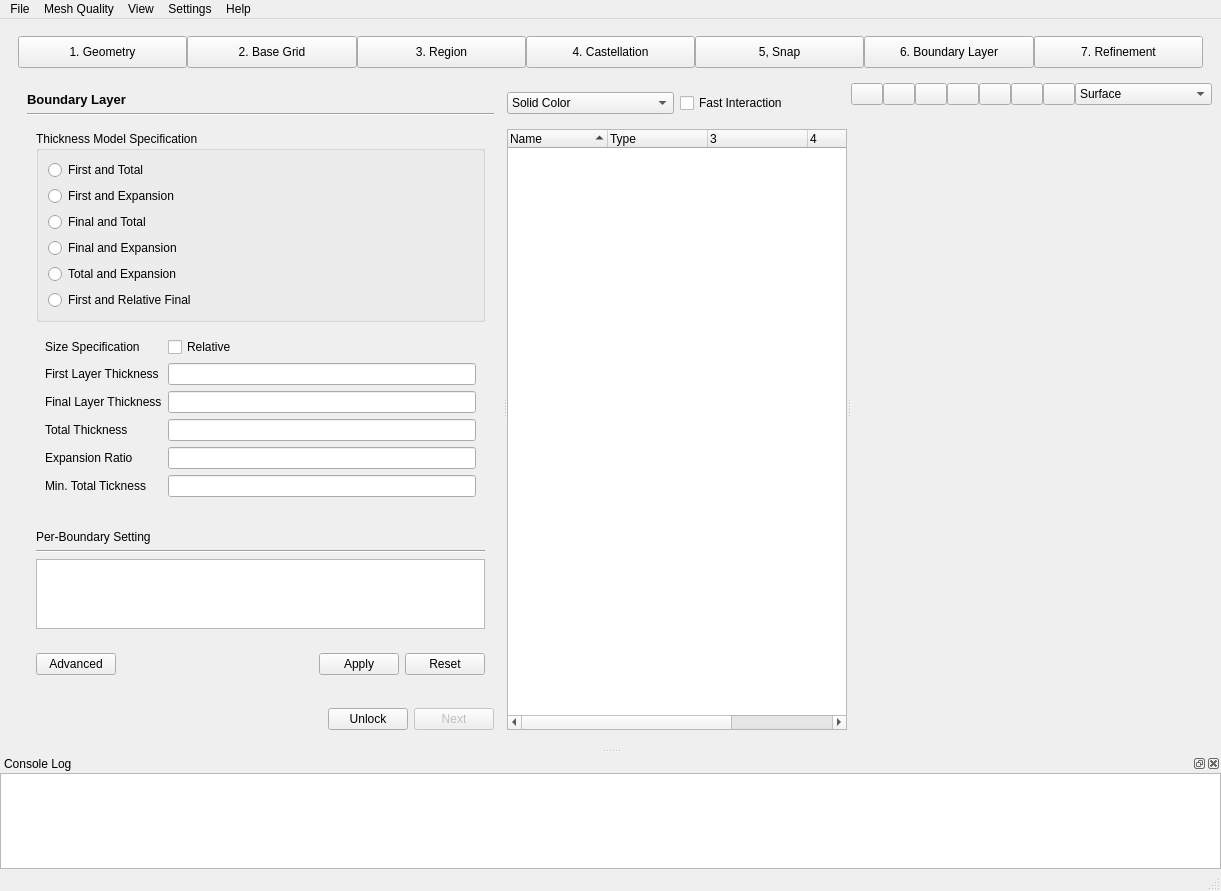
nextfoam/baram, file view/main_window/main_window.ui: the form before one commit.
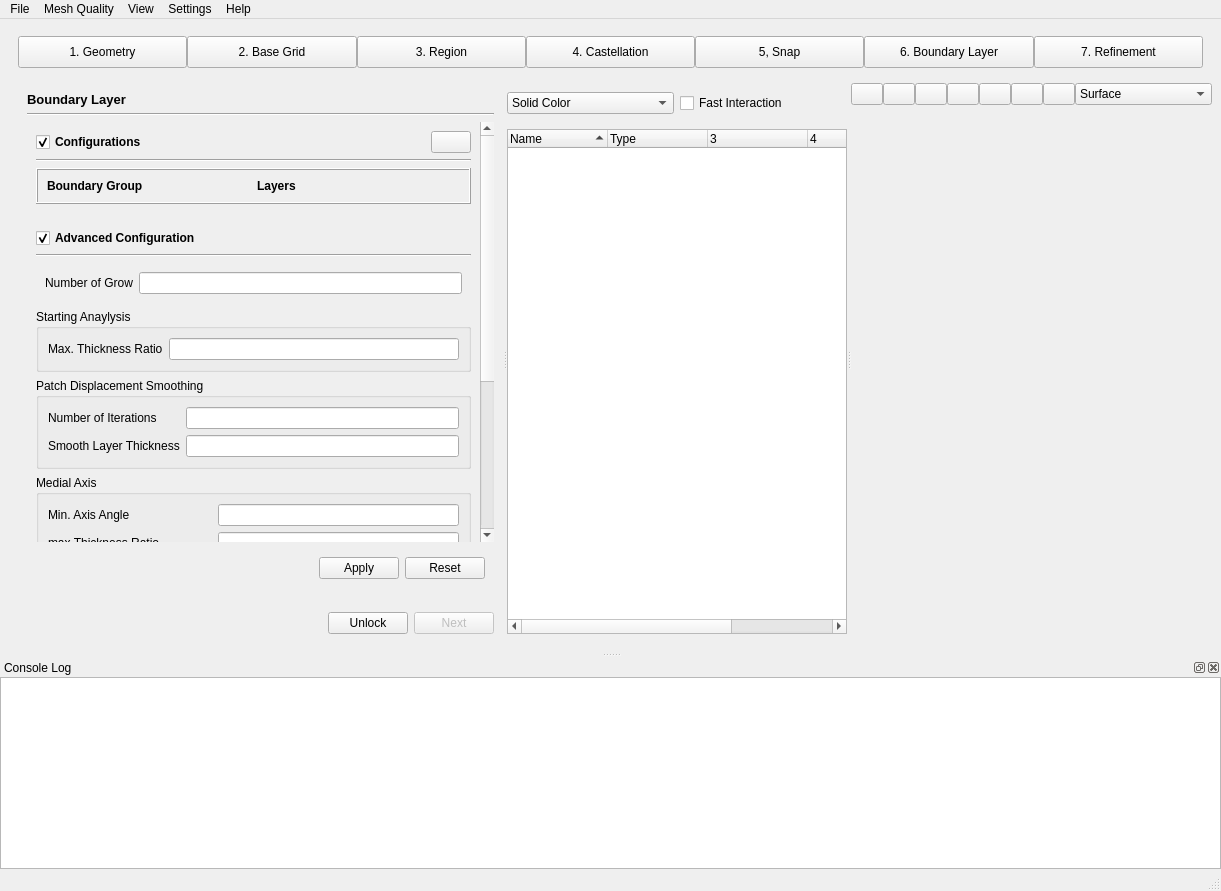
The form after the commit. The open tabs and pages were chosen to show the change. Icons and pictures are not drawn. Custom widgets are drawn as their Qt base class.

Commit message: Boundary Layer 스텝 화면 구성 변경

```diff
--- a/view/main_window/main_window.ui
+++ b/view/main_window/main_window.ui
@@ -1590,220 +1590,373 @@
                 </widget>
                </item>
                <item>
-                <widget class="QWidget" name="widget_10" native="true">
-                 <layout class="QVBoxLayout" name="verticalLayout_19">
-                  <item>
-                   <widget class="QGroupBox" name="groupBox_5">
-                    <property name="title">
-                     <string>Thickness Model Specification</string>
-                    </property>
-                    <layout class="QVBoxLayout" name="verticalLayout_21">
-                     <item>
-                      <widget class="QRadioButton" name="firstAndOverall">
-                       <property name="text">
-                        <string>First and Total</string>
-                       </property>
-                       <attribute name="buttonGroup">
-                        <string notr="true">thicknessModelSpecificationRadios</string>
-                       </attribute>
-                      </widget>
-                     </item>
-                     <item>
-                      <widget class="QRadioButton" name="firstAndExpansion">
-                       <property name="text">
-                        <string>First and Expansion</string>
-                       </property>
-                       <attribute name="buttonGroup">
-                        <string notr="true">thicknessModelSpecificationRadios</string>
-                       </attribute>
-                      </widget>
-                     </item>
-                     <item>
-                      <widget class="QRadioButton" name="finalAndOverall">
-                       <property name="text">
-                        <string>Final and Total</string>
-                       </property>
-                       <attribute name="buttonGroup">
-                        <string notr="true">thicknessModelSpecificationRadios</string>
-                       </attribute>
-                      </widget>
-                     </item>
-                     <item>
-                      <widget class="QRadioButton" name="finalAndExpansion">
-                       <property name="text">
-                        <string>Final and Expansion</string>
-                       </property>
-                       <attribute name="buttonGroup">
-                        <string notr="true">thicknessModelSpecificationRadios</string>
-                       </attribute>
-                      </widget>
-                     </item>
-                     <item>
-                      <widget class="QRadioButton" name="overallAndExpansion">
-                       <property name="text">
-                        <string>Total and Expansion</string>
-                       </property>
-                       <attribute name="buttonGroup">
-                        <string notr="true">thicknessModelSpecificationRadios</string>
-                       </attribute>
-                      </widget>
-                     </item>
-                     <item>
-                      <widget class="QRadioButton" name="firstAndRelativeFinal">
-                       <property name="text">
-                        <string>First and Relative Final</string>
-                       </property>
-                       <attribute name="buttonGroup">
-                        <string notr="true">thicknessModelSpecificationRadios</string>
-                       </attribute>
-                      </widget>
-                     </item>
-                    </layout>
-                   </widget>
-                  </item>
-                  <item>
-                   <widget class="QWidget" name="thickness" native="true">
-                    <layout class="QFormLayout" name="formLayout_7">
-                     <item row="0" column="0">
-                      <widget class="QLabel" name="label_31">
-                       <property name="text">
-                        <string>Size Specification</string>
-                       </property>
-                      </widget>
-                     </item>
-                     <item row="0" column="1">
-                      <widget class="QCheckBox" name="sizeSpecificationRelative">
-                       <property name="text">
-                        <string>Relative</string>
-                       </property>
-                      </widget>
-                     </item>
-                     <item row="1" column="0">
-                      <widget class="QLabel" name="label_32">
-                       <property name="text">
-                        <string>First Layer Thickness</string>
-                       </property>
-                      </widget>
-                     </item>
-                     <item row="1" column="1">
-                      <widget class="QLineEdit" name="firstLayerThickness"/>
-                     </item>
-                     <item row="2" column="1">
-                      <widget class="QLineEdit" name="finalLayerThickness"/>
-                     </item>
-                     <item row="2" column="0">
-                      <widget class="QLabel" name="label_33">
-                       <property name="text">
-                        <string>Final Layer Thickness</string>
-                       </property>
-                      </widget>
-                     </item>
-                     <item row="3" column="0">
-                      <widget class="QLabel" name="label_34">
-                       <property name="text">
-                        <string>Total Thickness</string>
-                       </property>
-                      </widget>
-                     </item>
-                     <item row="3" column="1">
-                      <widget class="QLineEdit" name="totalThickness"/>
-                     </item>
-                     <item row="4" column="0">
-                      <widget class="QLabel" name="label_35">
-                       <property name="text">
-                        <string>Expansion Ratio</string>
-                       </property>
-                      </widget>
-                     </item>
-                     <item row="4" column="1">
-                      <widget class="QLineEdit" name="expansionRatio"/>
-                     </item>
-                     <item row="5" column="0">
-                      <widget class="QLabel" name="label_36">
-                       <property name="text">
-                        <string>Min. Total Tickness</string>
-                       </property>
-                      </widget>
-                     </item>
-                     <item row="5" column="1">
-                      <widget class="QLineEdit" name="minTotalTickness"/>
-                     </item>
-                    </layout>
-                   </widget>
-                  </item>
-                 </layout>
-                </widget>
-               </item>
-               <item>
-                <widget class="QWidget" name="widget_15" native="true">
-                 <layout class="QVBoxLayout" name="verticalLayout_20">
-                  <item>
-                   <widget class="QLabel" name="label_30">
-                    <property name="text">
-                     <string>Per-Boundary Setting</string>
-                    </property>
-                   </widget>
-                  </item>
-                  <item>
-                   <widget class="Line" name="line_10">
-                    <property name="orientation">
-                     <enum>Qt::Horizontal</enum>
-                    </property>
-                   </widget>
-                  </item>
-                  <item>
-                   <widget class="QTreeWidget" name="layers">
-                    <property name="editTriggers">
-                     <set>QAbstractItemView::NoEditTriggers</set>
-                    </property>
-                    <property name="rootIsDecorated">
-                     <bool>false</bool>
-                    </property>
-                    <property name="itemsExpandable">
-                     <bool>false</bool>
-                    </property>
-                    <property name="expandsOnDoubleClick">
-                     <bool>false</bool>
-                    </property>
-                    <property name="columnCount">
-                     <number>3</number>
-                    </property>
-                    <attribute name="headerVisible">
-                     <bool>false</bool>
-                    </attribute>
-                    <attribute name="headerStretchLastSection">
-                     <bool>false</bool>
-                    </attribute>
-                    <column>
-                     <property name="text">
-                      <string>1</string>
-                     </property>
-                    </column>
-                    <column>
-                     <property name="text">
-                      <string notr="true">2</string>
-                     </property>
-                    </column>
-                    <column>
-                     <property name="text">
-                      <string notr="true">3</string>
-                     </property>
-                    </column>
-                   </widget>
-                  </item>
-                 </layout>
+                <widget class="QScrollArea" name="scrollArea_3">
+                 <property name="frameShape">
+                  <enum>QFrame::NoFrame</enum>
+                 </property>
+                 <property name="widgetResizable">
+                  <bool>true</bool>
+                 </property>
+                 <widget class="QWidget" name="scrollAreaWidgetContents_2">
+                  <property name="geometry">
+                   <rect>
+                    <x>0</x>
+                    <y>-135</y>
+                    <width>445</width>
+                    <height>655</height>
+                   </rect>
+                  </property>
+                  <layout class="QVBoxLayout" name="verticalLayout_20">
+                   <property name="leftMargin">
+                    <number>0</number>
+                   </property>
+                   <property name="topMargin">
+                    <number>0</number>
+                   </property>
+                   <property name="rightMargin">
+                    <number>0</number>
+                   </property>
+                   <property name="bottomMargin">
+                    <number>0</number>
+                   </property>
+                   <item>
+                    <widget class="QWidget" name="widget_29" native="true">
+                     <layout class="QVBoxLayout" name="verticalLayout_29">
+                      <item>
+                       <widget class="QWidget" name="widget_30" native="true">
+                        <layout class="QHBoxLayout" name="horizontalLayout_16">
+                         <property name="leftMargin">
+                          <number>0</number>
+                         </property>
+                         <property name="topMargin">
+                          <number>0</number>
+                         </property>
+                         <property name="rightMargin">
+                          <number>0</number>
+                         </property>
+                         <property name="bottomMargin">
+                          <number>0</number>
+                         </property>
+                         <item>
+                          <widget class="FolderHeader" name="boundaryLayerConfigurationsHeader">
+                           <property name="sizePolicy">
+                            <sizepolicy hsizetype="Expanding" vsizetype="Fixed">
+                             <horstretch>0</horstretch>
+                             <verstretch>0</verstretch>
+                            </sizepolicy>
+                           </property>
+                           <property name="font">
+                            <font>
+                             <bold>true</bold>
+                            </font>
+                           </property>
+                           <property name="text">
+                            <string>Configurations</string>
+                           </property>
+                           <property name="checked">
+                            <bool>true</bool>
+                           </property>
+                          </widget>
+                         </item>
+                         <item>
+                          <widget class="FlatPushButton" name="boundaryLayerConfigurationsAdd">
+                           <property name="text">
+                            <string/>
+                           </property>
+                           <property name="icon">
+                            <iconset resource="../../resource.qrc">
+                             <normaloff>:/icons/add-circle-outline.svg</normaloff>:/icons/add-circle-outline.svg</iconset>
+                           </property>
+                          </widget>
+                         </item>
+                        </layout>
+                       </widget>
+                      </item>
+                      <item>
+                       <widget class="Line" name="line_15">
+                        <property name="orientation">
+                         <enum>Qt::Horizontal</enum>
+                        </property>
+                       </widget>
+                      </item>
+                      <item>
+                       <widget class="ListTable" name="boundaryLayerConfigurations">
+                        <property name="styleSheet">
+                         <string notr="true"/>
+                        </property>
+                        <property name="frameShape">
+                         <enum>QFrame::Box</enum>
+                        </property>
+                        <property name="frameShadow">
+                         <enum>QFrame::Raised</enum>
+                        </property>
+                        <layout class="QGridLayout" name="gridLayout_3">
+                         <item row="0" column="1">
+                          <widget class="QLabel" name="label_47">
+                           <property name="font">
+                            <font>
+                             <bold>true</bold>
+                            </font>
+                           </property>
+                           <property name="text">
+                            <string>Layers</string>
+                           </property>
+                          </widget>
+                         </item>
+                         <item row="0" column="0">
+                          <widget class="QLabel" name="label_48">
+                           <property name="font">
+                            <font>
+                             <bold>true</bold>
+                            </font>
+                           </property>
+                           <property name="text">
+                            <string>Boundary Group</string>
+                           </property>
+                          </widget>
+                         </item>
+                        </layout>
+                       </widget>
+                      </item>
+                     </layout>
+                    </widget>
+                   </item>
+                   <item>
+                    <widget class="QWidget" name="widget_31" native="true">
+                     <layout class="QVBoxLayout" name="verticalLayout_30">
+                      <item>
+                       <widget class="QWidget" name="widget_32" native="true">
+                        <layout class="QHBoxLayout" name="horizontalLayout_17">
+                         <property name="leftMargin">
+                          <number>0</number>
+                         </property>
+                         <property name="topMargin">
+                          <number>0</number>
+                         </property>
+                         <property name="rightMargin">
+                          <number>0</number>
+                         </property>
+                         <property name="bottomMargin">
+                          <number>0</number>
+                         </property>
+                         <item>
+                          <widget class="FolderHeader" name="boundaryLayerAdvancedConfigurationHeader">
+                           <property name="sizePolicy">
+                            <sizepolicy hsizetype="Expanding" vsizetype="Fixed">
+                             <horstretch>0</horstretch>
+                             <verstretch>0</verstretch>
+                            </sizepolicy>
+                           </property>
+                           <property name="font">
+                            <font>
+                             <bold>true</bold>
+                            </font>
+                           </property>
+                           <property name="text">
+                            <string>Advanced Configuration</string>
+                           </property>
+                           <property name="checked">
+                            <bool>true</bool>
+                           </property>
+                          </widget>
+                         </item>
+                        </layout>
+                       </widget>
+                      </item>
+                      <item>
+                       <widget class="Line" name="line_16">
+                        <property name="orientation">
+                         <enum>Qt::Horizontal</enum>
+                        </property>
+                       </widget>
+                      </item>
+                      <item>
+                       <widget class="QWidget" name="widget_10" native="true">
+                        <layout class="QVBoxLayout" name="verticalLayout_19">
+                         <property name="leftMargin">
+                          <number>0</number>
+                         </property>
+                         <property name="rightMargin">
+                          <number>0</number>
+                         </property>
+                         <item>
+                          <widget class="QWidget" name="widget_15" native="true">
+                           <layout class="QFormLayout" name="formLayout_7">
+                            <property name="topMargin">
+                             <number>0</number>
+                            </property>
+                            <item row="0" column="0">
+                             <widget class="QLabel" name="label_14">
+                              <property name="text">
+                               <string>Number of Grow</string>
+                              </property>
+                             </widget>
+                            </item>
+                            <item row="0" column="1">
+                             <widget class="QLineEdit" name="nGrow"/>
+                            </item>
+                           </layout>
+                          </widget>
+                         </item>
+                         <item>
+                          <widget class="QGroupBox" name="groupBox_5">
+                           <property name="title">
+                            <string>Starting Anaylysis</string>
+                           </property>
+                           <layout class="QFormLayout" name="formLayout_9">
+                            <item row="0" column="0">
+                             <widget class="QLabel" name="label_17">
+                              <property name="text">
+                               <string>Max. Thickness Ratio</string>
+                              </property>
+                             </widget>
+                            </item>
+                            <item row="0" column="1">
+                             <widget class="QLineEdit" name="maxFaceThicknessRatio"/>
+                            </item>
+                           </layout>
+                          </widget>
+                         </item>
+                         <item>
+                          <widget class="QGroupBox" name="groupBox_6">
+                           <property name="title">
+                            <string>Patch Displacement Smoothing</string>
+                           </property>
+                           <layout class="QFormLayout" name="formLayout_10">
+                            <item row="0" column="0">
+                             <widget class="QLabel" name="label_30">
+                              <property name="text">
+                               <string>Number of Iterations</string>
+                              </property>
+                             </widget>
+                            </item>
+                            <item row="0" column="1">
+                             <widget class="QLineEdit" name="nSmoothSurfaceNormals"/>
+                            </item>
+                            <item row="1" column="0">
+                             <widget class="QLabel" name="label_31">
+                              <property name="text">
+                               <string>Smooth Layer Thickness</string>
+                              </property>
+                             </widget>
+                            </item>
+                            <item row="1" column="1">
+                             <widget class="QLineEdit" name="nSmoothThickness"/>
+                            </item>
+                           </layout>
+                          </widget>
+                         </item>
+                         <item>
+                          <widget class="QGroupBox" name="groupBox_7">
+                           <property name="title">
+                            <string>Medial Axis</string>
+                           </property>
+                           <layout class="QFormLayout" name="formLayout_11">
+                            <item row="0" column="0">
+                             <widget class="QLabel" name="label_32">
+                              <property name="text">
+                               <string>Min. Axis Angle</string>
+                              </property>
+                             </widget>
+                            </item>
+                            <item row="0" column="1">
+                             <widget class="QLineEdit" name="minMedialAxisAngle"/>
+                            </item>
+                            <item row="1" column="0">
+                             <widget class="QLabel" name="label_33">
+                              <property name="text">
+                               <string>max Thickness Ratio</string>
+                              </property>
+                             </widget>
+                            </item>
+                            <item row="1" column="1">
+                             <widget class="QLineEdit" name="maxThicknessToMedialRatio"/>
+                            </item>
+                            <item row="2" column="0">
+                             <widget class="QLabel" name="label_34">
+                              <property name="text">
+                               <string>Number of Smoothing Iter.</string>
+                              </property>
+                             </widget>
+                            </item>
+                            <item row="2" column="1">
+                             <widget class="QLineEdit" name="nSmoothNormals"/>
+                            </item>
+                            <item row="3" column="0">
+                             <widget class="QLabel" name="label_35">
+                              <property name="text">
+                               <string>Slip Feature Angle</string>
+                              </property>
+                             </widget>
+                            </item>
+                            <item row="3" column="1">
+                             <widget class="QLineEdit" name="slipFeatureAngle"/>
+                            </item>
+                            <item row="4" column="0">
+                             <widget class="QLabel" name="label_36">
+                              <property name="text">
+                               <string>Max. Snapping Relaxation Iter.</string>
+                              </property>
+                             </widget>
+                            </item>
+                            <item row="4" column="1">
+                             <widget class="QLineEdit" name="nRelaxIter"/>
+                            </item>
+                           </layout>
+                          </widget>
+                         </item>
+                         <item>
+                          <widget class="QGroupBox" name="groupBox_8">
+                           <property name="title">
+                            <string>Mesh Shrinking</string>
+                           </property>
+                           <layout class="QFormLayout" name="formLayout_12">
+                            <item row="0" column="0">
+                             <widget class="QLabel" name="label_51">
+                              <property name="text">
+                               <string>Num. of Buffer Cells</string>
+                              </property>
+                             </widget>
+                            </item>
+                            <item row="0" column="1">
+                             <widget class="QLineEdit" name="nBufferCellsNoExtrude"/>
+                            </item>
+                            <item row="1" column="0">
+                             <widget class="QLabel" name="label_52">
+                              <property name="text">
+                               <string>Max. Layer Addition Iter.</string>
+                              </property>
+                             </widget>
+                            </item>
+                            <item row="1" column="1">
+                             <widget class="QLineEdit" name="nLayerIter"/>
+                            </item>
+                            <item row="2" column="0">
+                             <widget class="QLabel" name="label_53">
+                              <property name="text">
+                               <string>Max. Iter. Before Relax</string>
+                              </property>
+                             </widget>
+                            </item>
+                            <item row="2" column="1">
+                             <widget class="QLineEdit" name="nRelaxedIter"/>
+                            </item>
+                           </layout>
+                          </widget>
+                         </item>
+                        </layout>
+                       </widget>
+                      </item>
+                     </layout>
+                    </widget>
+                   </item>
+                  </layout>
+                 </widget>
                 </widget>
                </item>
                <item>
                 <widget class="QWidget" name="widget_21" native="true">
                  <layout class="QHBoxLayout" name="horizontalLayout_11">
-                  <item>
-                   <widget class="QPushButton" name="boundaryLayerAdvanced">
-                    <property name="text">
-                     <string>Advanced</string>
-                    </property>
-                   </widget>
-                  </item>
                   <item>
                    <spacer name="horizontalSpacer_8">
                     <property name="orientation">
@@ -1834,19 +1987,6 @@
                  </layout>
                 </widget>
                </item>
-               <item>
-                <spacer name="verticalSpacer_3">
-                 <property name="orientation">
-                  <enum>Qt::Vertical</enum>
-                 </property>
-                 <property name="sizeHint" stdset="0">
-                  <size>
-                   <width>20</width>
-                   <height>0</height>
-                  </size>
-                 </property>
-                </spacer>
-               </item>
               </layout>
              </widget>
              <widget class="QWidget" name="refinementPage">
```
Left out of the diff: 18 changed lines with no effect on the pictures. The commit also changes 6 other files.
